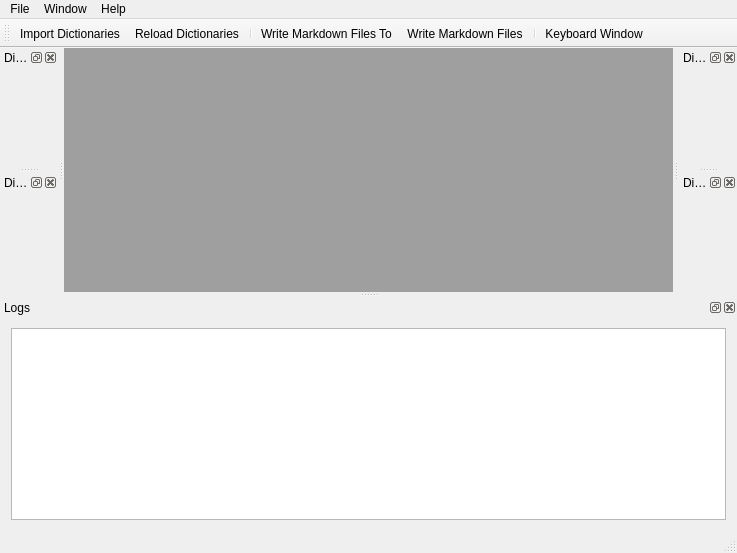
FromtonRouge/KaladriusTrainer, file Sources/MainWindow.ui: the form before one commit.
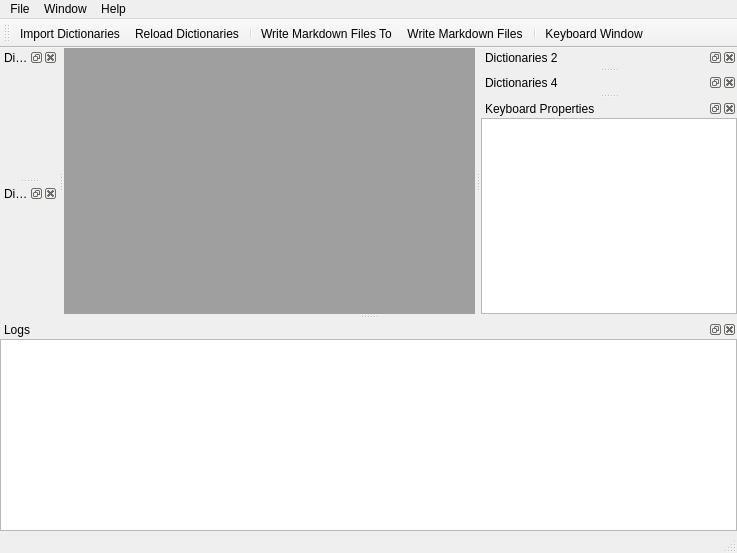
The form after the commit. Icons and pictures are not drawn. Custom widgets are drawn as their Qt base class.

Commit message: Empty Keyboard properties added

```diff
--- a/Sources/MainWindow.ui
+++ b/Sources/MainWindow.ui
@@ -93,6 +93,18 @@
    </attribute>
    <widget class="QWidget" name="dockWidgetContents_2">
     <layout class="QGridLayout" name="gridLayout_2">
+     <property name="leftMargin">
+      <number>0</number>
+     </property>
+     <property name="topMargin">
+      <number>0</number>
+     </property>
+     <property name="rightMargin">
+      <number>0</number>
+     </property>
+     <property name="bottomMargin">
+      <number>0</number>
+     </property>
      <item row="0" column="0">
       <widget class="DictionariesWidget" name="widgetDictionaries1" native="true"/>
      </item>
@@ -108,6 +120,18 @@
    </attribute>
    <widget class="QWidget" name="dockWidgetContents_3">
     <layout class="QGridLayout" name="gridLayout_3">
+     <property name="leftMargin">
+      <number>0</number>
+     </property>
+     <property name="topMargin">
+      <number>0</number>
+     </property>
+     <property name="rightMargin">
+      <number>0</number>
+     </property>
+     <property name="bottomMargin">
+      <number>0</number>
+     </property>
      <item row="0" column="0">
       <widget class="DictionariesWidget" name="widgetDictionaries2" native="true"/>
      </item>
@@ -123,6 +147,18 @@
    </attribute>
    <widget class="QWidget" name="dockWidgetContents_4">
     <layout class="QGridLayout" name="gridLayout_4">
+     <property name="leftMargin">
+      <number>0</number>
+     </property>
+     <property name="topMargin">
+      <number>0</number>
+     </property>
+     <property name="rightMargin">
+      <number>0</number>
+     </property>
+     <property name="bottomMargin">
+      <number>0</number>
+     </property>
      <item row="0" column="0">
       <widget class="DictionariesWidget" name="widgetDictionaries3" native="true"/>
      </item>
@@ -138,6 +174,18 @@
    </attribute>
    <widget class="QWidget" name="dockWidgetContents">
     <layout class="QGridLayout" name="gridLayout">
+     <property name="leftMargin">
+      <number>0</number>
+     </property>
+     <property name="topMargin">
+      <number>0</number>
+     </property>
+     <property name="rightMargin">
+      <number>0</number>
+     </property>
+     <property name="bottomMargin">
+      <number>0</number>
+     </property>
      <item row="0" column="0">
       <widget class="QTextEdit" name="textEditLogs">
        <property name="readOnly">
@@ -181,12 +229,51 @@
    </attribute>
    <widget class="QWidget" name="dockWidgetContents_5">
     <layout class="QGridLayout" name="gridLayout_5">
+     <property name="leftMargin">
+      <number>0</number>
+     </property>
+     <property name="topMargin">
+      <number>0</number>
+     </property>
+     <property name="rightMargin">
+      <number>0</number>
+     </property>
+     <property name="bottomMargin">
+      <number>0</number>
+     </property>
      <item row="0" column="0">
       <widget class="DictionariesWidget" name="widgetDictionaries4" native="true"/>
      </item>
     </layout>
    </widget>
   </widget>
+  <widget class="QDockWidget" name="dockWidgetKeyboardProperties">
+   <property name="windowTitle">
+    <string>Keyboard Properties</string>
+   </property>
+   <attribute name="dockWidgetArea">
+    <number>2</number>
+   </attribute>
+   <widget class="QWidget" name="dockWidgetContents_6">
+    <layout class="QGridLayout" name="gridLayout_7">
+     <property name="leftMargin">
+      <number>0</number>
+     </property>
+     <property name="topMargin">
+      <number>0</number>
+     </property>
+     <property name="rightMargin">
+      <number>0</number>
+     </property>
+     <property name="bottomMargin">
+      <number>0</number>
+     </property>
+     <item row="0" column="0">
+      <widget class="KeyboardPropertiesTreeView" name="treeViewKeyboardProperties"/>
+     </item>
+    </layout>
+   </widget>
+  </widget>
   <action name="actionQuit">
    <property name="icon">
     <iconset resource="ProgrammerStenoTutor.qrc">
@@ -265,6 +352,11 @@
    <header>DictionariesWidget.h</header>
    <container>1</container>
   </customwidget>
+  <customwidget>
+   <class>KeyboardPropertiesTreeView</class>
+   <extends>QTreeView</extends>
+   <header>KeyboardPropertiesTreeView.h</header>
+  </customwidget>
  </customwidgets>
  <resources>
   <include location="ProgrammerStenoTutor.qrc"/>
```
Left out of the diff: 22 changed lines with no effect on the pictures. The commit also changes 6 other files.
